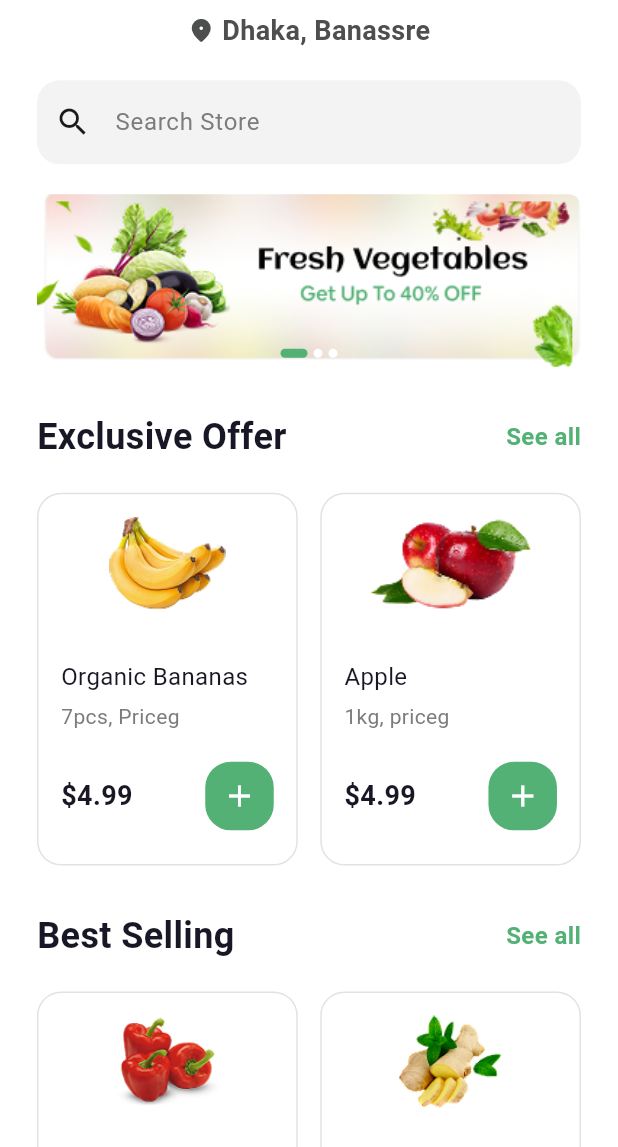
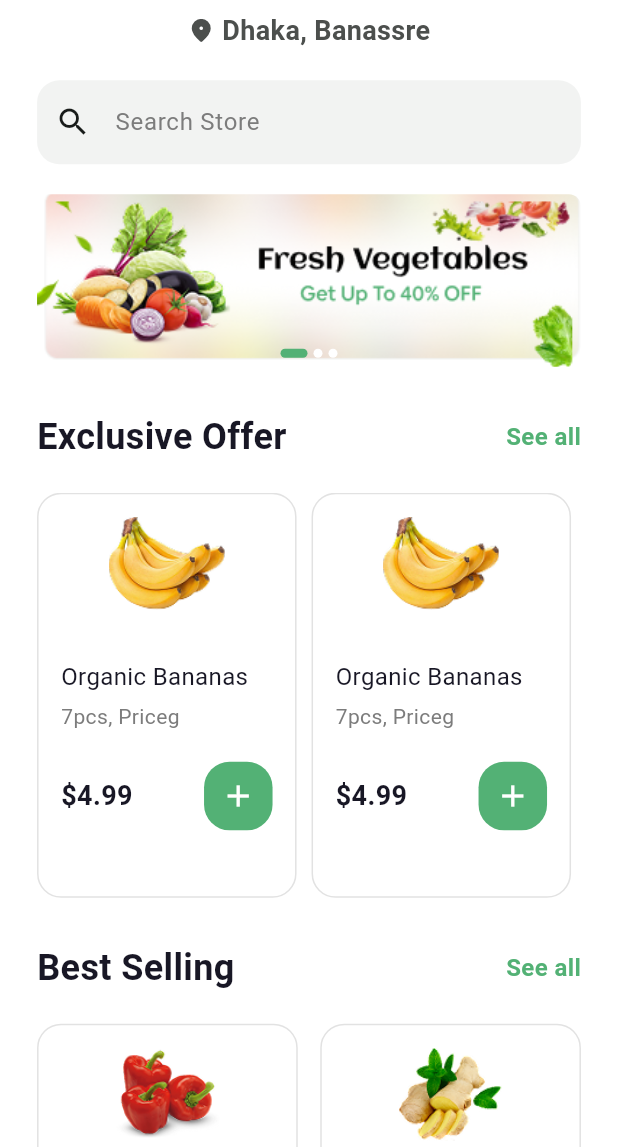
Before and after one commit to habibamahmoud5/grocery_app, a Flutter app: the ShopScreen screen opened directly, on a phone screen of 412 x 824 dp, the part 89-1236 px from its top. Run offline on Flutter 3.47's test engine with Material 3 defaults, Android fonts, the phone set to English and light mode, and no system bars; drawn by our look-alikes of carousel_slider, smooth_page_indicator.

Commit message:
Add custom list view

```diff
--- a/lib/grocery_app.dart
+++ b/lib/grocery_app.dart
@@ -1,5 +1,4 @@
 import 'package:flutter/material.dart';
-import 'package:grocery_app/screens/login.dart';
 import 'package:grocery_app/screens/splash_screen.dart';
 
 class GroceryApp extends StatelessWidget {
--- a/lib/screens/login.dart
+++ b/lib/screens/login.dart
@@ -1,6 +1,5 @@
 import 'package:flutter/material.dart';
 import 'package:grocery_app/screens/bottom_navigation_screen.dart';
-import 'package:grocery_app/screens/shop_screen.dart';
 import 'package:grocery_app/widgets/buttom.dart';
 import 'package:grocery_app/screens/sign_up.dart';
 import 'package:grocery_app/widgets/custom_text_field.dart';
--- a/lib/screens/on_bording_screen.dart
+++ b/lib/screens/on_bording_screen.dart
@@ -1,5 +1,4 @@
 import 'package:flutter/material.dart';
-import 'package:grocery_app/screens/bottom_navigation_screen.dart';
 import 'package:grocery_app/screens/login.dart';
 import 'package:grocery_app/widgets/buttom.dart';
 
--- a/lib/screens/shop_screen.dart
+++ b/lib/screens/shop_screen.dart
@@ -18,7 +18,7 @@ class ShopScreen extends StatelessWidget {
             FocusScope.of(context).unfocus();
           },
           child: Padding(
-            padding: EdgeInsetsGeometry.symmetric(horizontal: 24.70),
+            padding: EdgeInsets.symmetric(horizontal: 24.70),
             child: SingleChildScrollView(
               child: Column(
                 children: [
@@ -67,29 +67,45 @@ class ShopScreen extends StatelessWidget {
                   SectionTitle(title: 'Exclusive Offer'),
 
                   SizedBox(height: 20),
-                  Row(
-                    children: [
-                      Expanded(
-                        child: Product(
-                          image: 'assets/banana.png',
-                          name: 'Organic Bananas',
-                          price: '\$4.99',
-                          quantity: '7pcs, Priceg',
-                        ),
+
+                  SizedBox(
+                    height: 270,
+                    child: ListView.separated(
+                      itemBuilder: (BuildContext context, int index) => Product(
+                        image: 'assets/banana.png',
+                        name: 'Organic Bananas',
+                        price: '\$4.99',
+                        quantity: '7pcs, Priceg',
                       ),
-                      SizedBox(width: 15),
-
-                      Expanded(
-                        child: Product(
-                          image: 'assets/apple.png',
-                          name: 'Apple',
-                          price: '\$4.99',
-                          quantity: '1kg, priceg',
-                        ),
-                      ),
-                    ],
+                      separatorBuilder: (BuildContext context, int index) =>
+                          SizedBox(width: 10),
+                      scrollDirection: Axis.horizontal,
+                      itemCount: 3,
+                    ),
                   ),
 
+                  // Row(
+                  //   children: [
+                  //     Expanded(
+                  //       child: Product(
+                  //         image: 'assets/banana.png',
+                  //         name: 'Organic Bananas',
+                  //         price: '\$4.99',
+                  //         quantity: '7pcs, Priceg',
+                  //       ),
+                  //     ),
+                  //     SizedBox(width: 15),
+
+                  //     Expanded(
+                  //       child: Product(
+                  //         image: 'assets/apple.png',
+                  //         name: 'Apple',
+                  //         price: '\$4.99',
+                  //         quantity: '1kg, priceg',
+                  //       ),
+                  //     ),
+                  //   ],
+                  // ),
                   SizedBox(height: 30),
 
                   SectionTitle(title: 'Best Selling'),
--- a/lib/widgets/app_bar_text.dart
+++ b/lib/widgets/app_bar_text.dart
@@ -1,5 +1,6 @@
 import 'package:flutter/material.dart';
 
+// ignore: must_be_immutable
 class AppBarText extends StatelessWidget {
   String title;
   AppBarText({super.key, required this.title});
--- a/lib/widgets/custom_slider.dart
+++ b/lib/widgets/custom_slider.dart
@@ -21,7 +21,7 @@ class _CustomSliderState extends State<CustomSlider> {
   @override
   Widget build(BuildContext context) {
     return Stack(
-      alignment: AlignmentGeometry.bottomCenter,
+      alignment: Alignment.bottomCenter,
       children: [
         CarouselSlider(
           options: CarouselOptions(
--- a/lib/widgets/product.dart
+++ b/lib/widgets/product.dart
@@ -1,13 +1,12 @@
 import 'package:flutter/material.dart';
 
-// ignore: must_be_immutable
 class Product extends StatelessWidget {
-  String image;
-  String name;
-  String quantity;
-  String price;
+  final String image;
+  final String name;
+  final String quantity;
+  final String price;
 
-  Product({
+  const Product({
     super.key,
     required this.image,
     required this.name,
@@ -18,7 +17,7 @@ class Product extends StatelessWidget {
   @override
   Widget build(BuildContext context) {
     return Container(
-      width: double.infinity,
+      width: 173,
       height: 248.51,
       padding: EdgeInsets.all(15),
       decoration: BoxDecoration(
```
Also changed, not shown: 2 other files.
